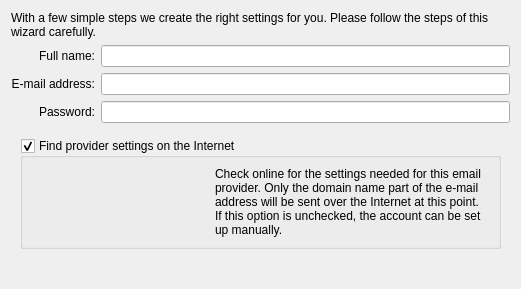
This is accountwizard/ui/personaldatapage.ui in KDE/kdepim-runtime as Qt 5 draws it before an edit. The edited form follows.
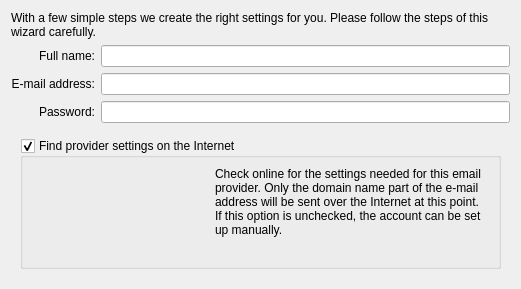
This is the edited form. Custom widgets are drawn as their Qt base class.

Commit message: Show info when we search in database

What changed in the file:
```diff
--- a/accountwizard/ui/personaldatapage.ui
+++ b/accountwizard/ui/personaldatapage.ui
@@ -124,7 +124,20 @@
            </widget>
           </item>
           <item row="0" column="0">
-           <widget class="KPIMUtils::ProgressIndicatorWidget" name="mProgress" native="true">
+           <widget class="KPIMUtils::ProgressIndicatorWidget" name="mProgress"/>
+          </item>
+          <item row="1" column="0" colspan="2">
+           <widget class="QLabel" name="SearchLabel">
+            <property name="font">
+             <font>
+              <weight>75</weight>
+              <italic>true</italic>
+              <bold>true</bold>
+             </font>
+            </property>
+            <property name="text">
+             <string/>
+            </property>
            </widget>
           </item>
          </layout>
```
The commit also changes 5 other files.
